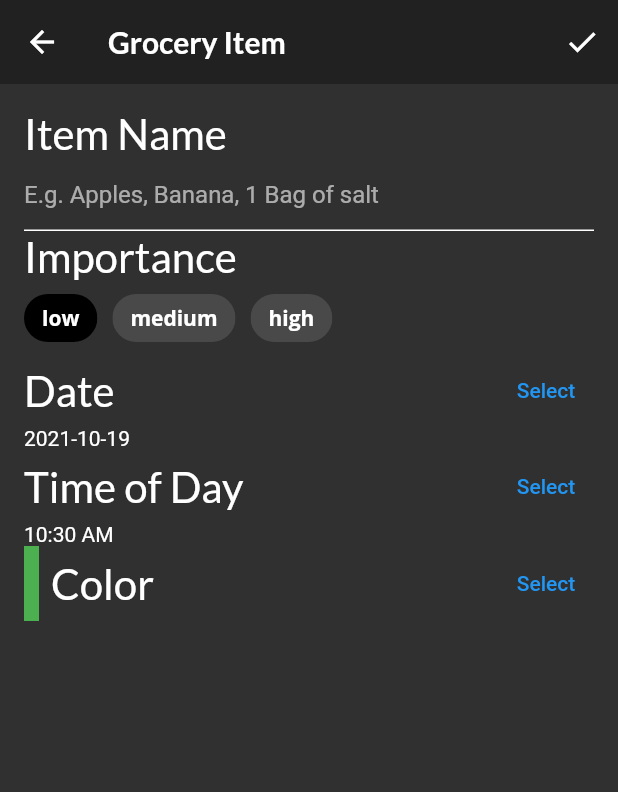
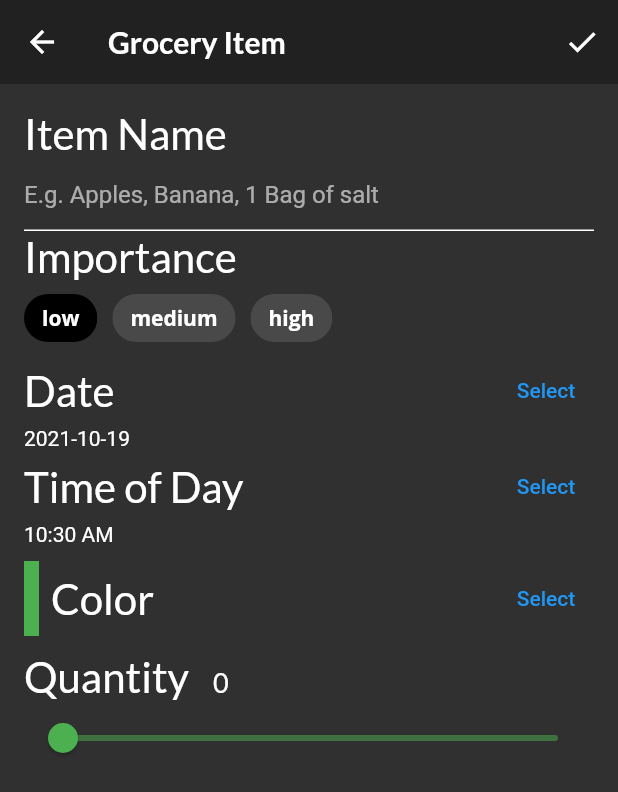
Before and after one commit to DittoGod/fooderlich, a Flutter app: the screen it shows after launch, item 3 of the bottom bar chosen, after a tap on the "add" icon, on a phone screen of 412 x 824 dp. Shown: the top 792 px of the screen. Run offline on Flutter 3.47's test engine with Material 2 defaults, Android fonts, the phone set to English and light mode, and no system bars; our stand-ins replace flutter_colorpicker, google_fonts; project files that could hold a hidden picture were left out.

```diff
--- a/app/fooderlich/lib/screens/grocery_item_screen.dart
+++ b/app/fooderlich/lib/screens/grocery_item_screen.dart
@@ -98,8 +98,10 @@ class _GroceryItemScreenState extends State<GroceryItemScreen> {
             buildImportanceField(),
             buildDateField(context),
             buildTimeField(context),
+            const SizedBox(height: 10.0),
             buildColorPicker(context),
-            // TODO 18: Add slider
+            const SizedBox(height: 10.0),
+            buildQuantityField(),
             // TODO: 19: Add Grocery Tile
           ],
         ),
@@ -336,6 +338,51 @@ class _GroceryItemScreenState extends State<GroceryItemScreen> {
     );
   }
 
-  // TODO: Add buildQuantityField()
-
+  Widget buildQuantityField() {
+    // 1
+    return Column(
+      crossAxisAlignment: CrossAxisAlignment.start,
+      children: [
+        // 2
+        Row(
+          crossAxisAlignment: CrossAxisAlignment.baseline,
+          textBaseline: TextBaseline.alphabetic,
+          children: [
+            Text(
+              'Quantity',
+              style: GoogleFonts.lato(fontSize: 28.0),
+            ),
+            const SizedBox(width: 16.0),
+            Text(
+              _currentSliderValue.toInt().toString(),
+              style: GoogleFonts.lato(fontSize: 18.0),
+            ),
+          ],
+        ),
+        // 3
+        Slider(
+          // 4
+          inactiveColor: _currentColor.withOpacity(0.5),
+          activeColor: _currentColor,
+          // 5
+          value: _currentSliderValue.toDouble(),
+          // 6
+          min: 0.0,
+          max: 100.0,
+          // 7
+          divisions: 100,
+          // 8
+          label: _currentSliderValue.toInt().toString(),
+          // 9
+          onChanged: (double value) {
+            setState(
+              () {
+                _currentSliderValue = value.toInt();
+              },
+            );
+          },
+        ),
+      ],
+    );
+  }
 }
```
Also changed, not shown: app/fooderlich/lib/components/grocery_tile.dart (added).
